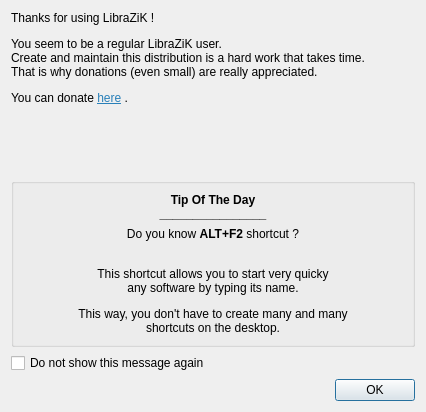
This is resources/ui/donate.ui in LibraZiK/lzk_donate_tip as Qt 5 draws it before an edit. The edited form follows.
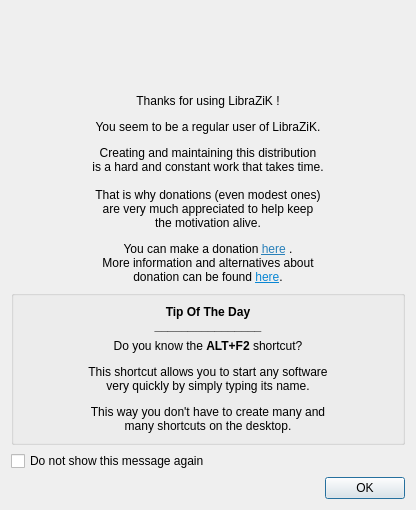
This is the edited form.

Diff of the .ui file:
```diff
--- a/resources/ui/donate.ui
+++ b/resources/ui/donate.ui
@@ -6,8 +6,8 @@
    <rect>
     <x>0</x>
     <y>0</y>
-    <width>426</width>
-    <height>412</height>
+    <width>416</width>
+    <height>510</height>
    </rect>
   </property>
   <property name="windowTitle">
@@ -16,22 +16,6 @@
   <layout class="QVBoxLayout" name="verticalLayout_2">
    <item>
     <layout class="QVBoxLayout" name="verticalLayout">
-     <item>
-      <widget class="QLabel" name="labelDonate">
-       <property name="sizePolicy">
-        <sizepolicy hsizetype="Fixed" vsizetype="Preferred">
-         <horstretch>0</horstretch>
-         <verstretch>0</verstretch>
-        </sizepolicy>
-       </property>
-       <property name="text">
-        <string>&lt;html&gt;&lt;head/&gt;&lt;body&gt;&lt;p&gt;Thanks for using LibraZiK !&lt;/p&gt;&lt;p&gt;You seem to be a regular LibraZiK user.&lt;br/&gt;Create and maintain this distribution is a hard work that takes time.&lt;br/&gt;That is why donations (even small) are really appreciated.&lt;/p&gt;&lt;p&gt;You can donate &lt;a href=&quot;https://liberapay.com/LibraZiK/donate&quot;&gt;&lt;span style=&quot; text-decoration: underline; color:#2980b9;&quot;&gt;here&lt;/span&gt;&lt;/a&gt; .&lt;/p&gt;&lt;/body&gt;&lt;/html&gt;</string>
-       </property>
-       <property name="openExternalLinks">
-        <bool>true</bool>
-       </property>
-      </widget>
-     </item>
      <item>
       <spacer name="verticalSpacer">
        <property name="orientation">
@@ -45,6 +29,22 @@
        </property>
       </spacer>
      </item>
+     <item>
+      <widget class="QLabel" name="labelDonate">
+       <property name="sizePolicy">
+        <sizepolicy hsizetype="Preferred" vsizetype="Preferred">
+         <horstretch>0</horstretch>
+         <verstretch>0</verstretch>
+        </sizepolicy>
+       </property>
+       <property name="text">
+        <string>&lt;html&gt;&lt;head/&gt;&lt;body&gt;&lt;p align=&quot;center&quot;&gt;Thanks for using LibraZiK !&lt;/p&gt;&lt;p align=&quot;center&quot;&gt;You seem to be a regular user of LibraZiK.&lt;/p&gt;&lt;p align=&quot;center&quot;&gt;Creating and maintaining this distribution&lt;br/&gt;is a hard and constant work that takes time.&lt;br/&gt;&lt;br/&gt;That is why donations (even modest ones)&lt;br/&gt;are very much appreciated to help keep&lt;br/&gt;the motivation alive.&lt;/p&gt;&lt;p align=&quot;center&quot;&gt;You can make a donation &lt;a href=&quot;https://liberapay.com/LibraZiK/donate&quot;&gt;&lt;span style=&quot; text-decoration: underline; color:#2980b9;&quot;&gt;here&lt;/span&gt;&lt;/a&gt; .&lt;br/&gt;More information and alternatives about&lt;br/&gt;donation can be found &lt;a href=&quot;https://librazik.tuxfamily.org/base-site-LZK/english.php#donation&quot;&gt;&lt;span style=&quot; text-decoration: underline; color:#0986d3;&quot;&gt;here&lt;/span&gt;&lt;/a&gt;.&lt;/p&gt;&lt;/body&gt;&lt;/html&gt;</string>
+       </property>
+       <property name="openExternalLinks">
+        <bool>true</bool>
+       </property>
+      </widget>
+     </item>
      <item>
       <widget class="QGroupBox" name="groupBox">
        <property name="title">
@@ -66,7 +66,7 @@
           <item>
            <widget class="QLabel" name="labelTipOfTheDay">
             <property name="text">
-             <string>&lt;html&gt;&lt;head/&gt;&lt;body&gt;&lt;p&gt;Do you know &lt;span style=&quot; font-weight:600;&quot;&gt;ALT+F2&lt;/span&gt; shortcut ?&lt;/p&gt;&lt;p&gt;&lt;br/&gt;This shortcut allows you to start very quicky&lt;br/&gt;any software by typing its name.&lt;/p&gt;&lt;p&gt;This way, you don't have to create many and many&lt;br/&gt;shortcuts on the desktop.&lt;/p&gt;&lt;/body&gt;&lt;/html&gt;</string>
+             <string>&lt;html&gt;&lt;head/&gt;&lt;body&gt;&lt;p&gt;Do you know the &lt;span style=&quot; font-weight:600;&quot;&gt;ALT+F2&lt;/span&gt; shortcut?&lt;/p&gt;&lt;p&gt;This shortcut allows you to start any software&lt;br/&gt;very quickly by simply typing its name.&lt;/p&gt;&lt;p&gt;This way you don't have to create many and&lt;br/&gt;many shortcuts on the desktop.&lt;/p&gt;&lt;/body&gt;&lt;/html&gt;</string>
             </property>
             <property name="alignment">
              <set>Qt::AlignCenter</set>
```
